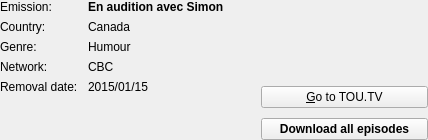
Qt form toutvqt/dat/ui/emission_infos_widget.ui (bvanheu/pytoutv) before a commit.
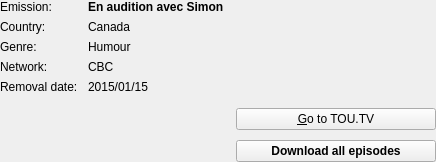
The same form after that commit.

Commit message: Qt: Display emission thumbnaill

Patch:
```diff
--- a/toutvqt/dat/ui/emission_infos_widget.ui
+++ b/toutvqt/dat/ui/emission_infos_widget.ui
@@ -6,8 +6,8 @@
    <rect>
     <x>0</x>
     <y>0</y>
-    <width>428</width>
-    <height>140</height>
+    <width>436</width>
+    <height>162</height>
    </rect>
   </property>
   <layout class="QHBoxLayout" name="horizontalLayout" stretch="3,2">
@@ -165,6 +165,25 @@
    </item>
    <item>
     <layout class="QVBoxLayout" name="verticalLayout_2">
+     <item>
+      <widget class="QLabel" name="thumb_value_label">
+       <property name="minimumSize">
+        <size>
+         <width>200</width>
+         <height>0</height>
+        </size>
+       </property>
+       <property name="maximumSize">
+        <size>
+         <width>200</width>
+         <height>16777215</height>
+        </size>
+       </property>
+       <property name="text">
+        <string/>
+       </property>
+      </widget>
+     </item>
      <item>
       <spacer name="verticalSpacer">
        <property name="orientation">
```
Left out of the diff: 11 changed lines with no effect on the pictures. The commit also changes 1 other file.
